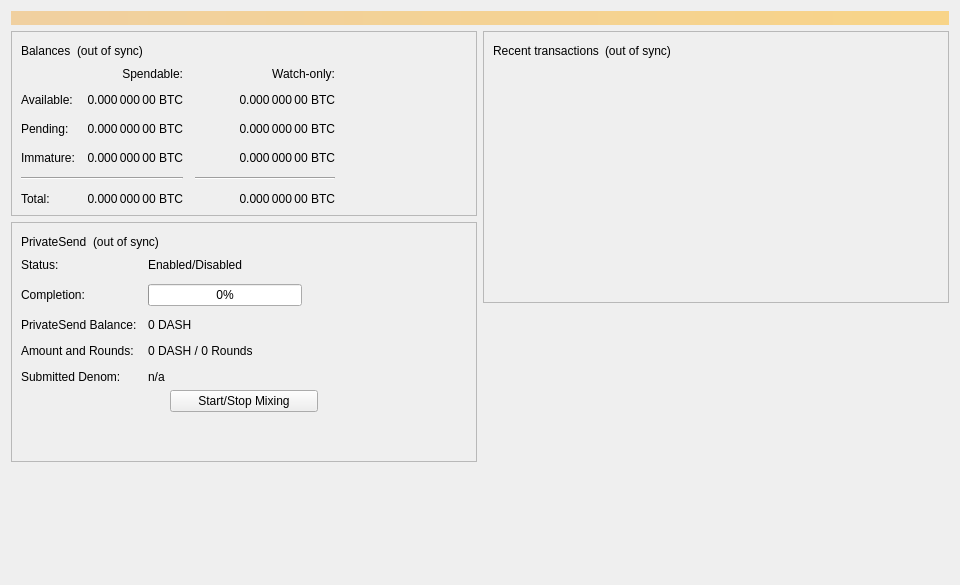
Old version of the form src/qt/forms/overviewpage.ui in the repository xdustinface/dash.
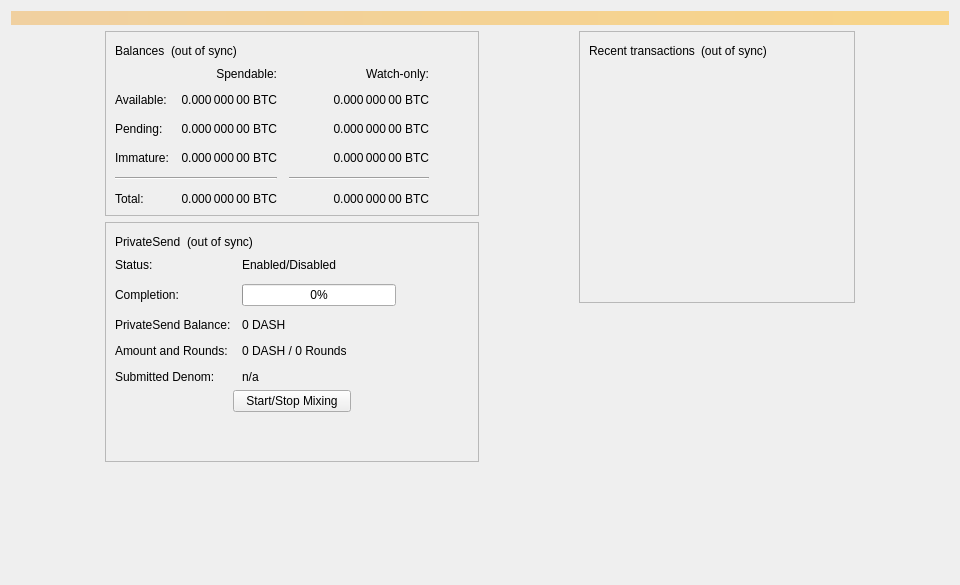
New version of the form.

Commit message:
qt: Add three spacer (left, middle, right) and adjust layout stretch.
This allows to have the elements on the screen aligned symetrically
around the center independent from the window size/resizing.

What changed in the file:
```diff
--- a/src/qt/forms/overviewpage.ui
+++ b/src/qt/forms/overviewpage.ui
@@ -40,7 +40,23 @@
     </widget>
    </item>
    <item>
-    <layout class="QHBoxLayout" name="horizontalLayout" stretch="1,1">
+    <layout class="QHBoxLayout" name="horizontalLayout" stretch="1,0,1,0,1">
+     <item>
+      <spacer name="horizontalSpacerLeft">
+       <property name="orientation">
+        <enum>Qt::Horizontal</enum>
+       </property>
+       <property name="sizeType">
+        <enum>QSizePolicy::Preferred</enum>
+       </property>
+       <property name="sizeHint" stdset="0">
+        <size>
+         <width>10</width>
+         <height>20</height>
+        </size>
+       </property>
+      </spacer>
+     </item>
      <item>
       <layout class="QVBoxLayout" name="verticalLayout_2">
        <item>
@@ -563,6 +579,19 @@
        </item>
       </layout>
      </item>
+     <item>
+      <spacer name="horizontalSpacerCenter">
+       <property name="orientation">
+        <enum>Qt::Horizontal</enum>
+       </property>
+       <property name="sizeHint" stdset="0">
+        <size>
+         <width>10</width>
+         <height>20</height>
+        </size>
+       </property>
+      </spacer>
+     </item>
      <item>
       <layout class="QVBoxLayout" name="verticalLayout_3">
        <item>
@@ -648,6 +677,22 @@
        </item>
       </layout>
      </item>
+     <item>
+      <spacer name="horizontalSpacerRight">
+       <property name="orientation">
+        <enum>Qt::Horizontal</enum>
+       </property>
+       <property name="sizeType">
+        <enum>QSizePolicy::Preferred</enum>
+       </property>
+       <property name="sizeHint" stdset="0">
+        <size>
+         <width>10</width>
+         <height>20</height>
+        </size>
+       </property>
+      </spacer>
+     </item>
     </layout>
    </item>
   </layout>
```
